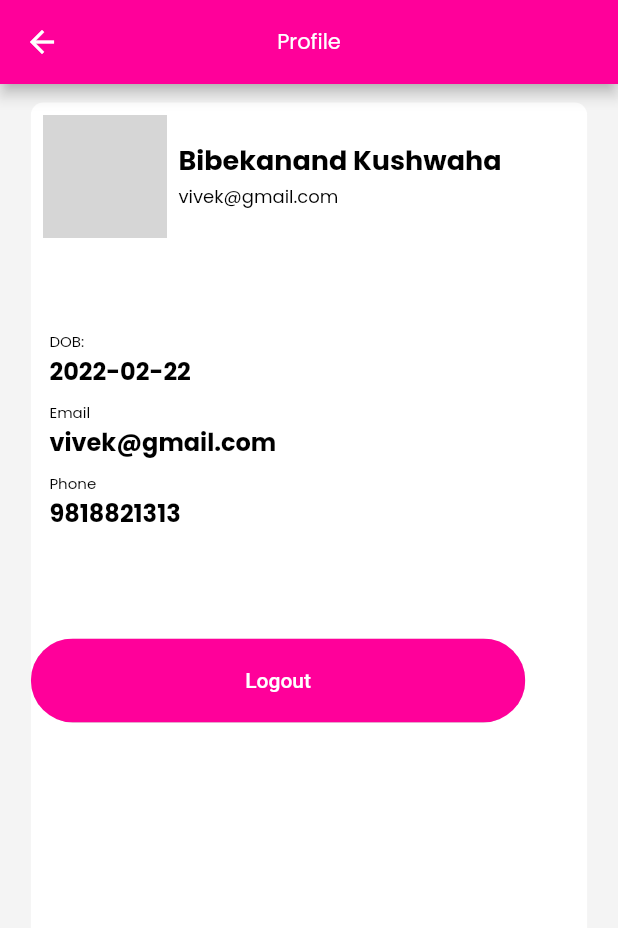
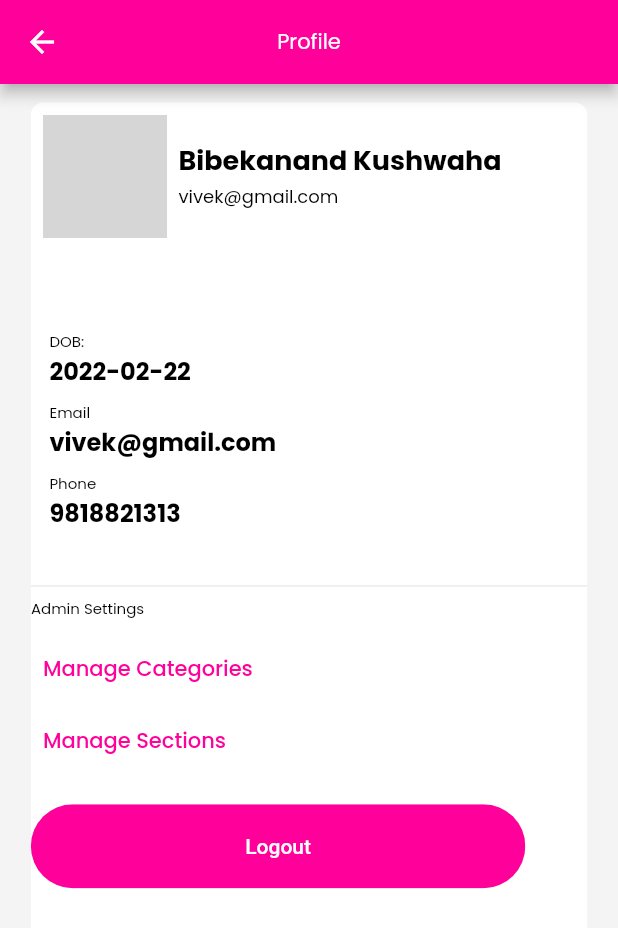
Before and after one commit to vivek64789/ftc-forum-flutter-app, a Flutter app: the ProfileScreen screen opened directly, on a phone screen of 412 x 824 dp. Shown: the top 928 px of the screen. Run offline on Flutter 3.47's test engine with Material 2 defaults, Android fonts, the phone set to English and light mode, and no system bars; our stand-ins replace bloc, equatable, firebase_auth, firebase_core, flutter_bloc, flutter_svg and 1 more; missing offline and left inert: flow_builder, flutter_quill; accounts and stored records are empty; network calls fail; key blocks and very long unbroken strings in the code were emptied for the run; grey boxes are pictures that could not be loaded.

Commit message:
Working on admin panel

```diff
--- a/lib/screens/profile/profile_screen.dart
+++ b/lib/screens/profile/profile_screen.dart
@@ -1,4 +1,5 @@
 import 'package:flutter/material.dart';
+import 'package:ftc_forum/screens/admin/category/admin_category_screen.dart';
 import 'package:ftc_forum/widgets/avatar_image.dart';
 import 'package:ftc_forum/widgets/rounded_button.dart';
 
@@ -70,12 +71,57 @@ class ProfileScreen extends StatelessWidget {
                   ],
                 ),
               ),
-              SizedBox(height: size.height * 0.05),
+              SizedBox(height: size.height * 0.01),
+              // divider
+              AdminSettings(size: size),
               RoundedButton(text: "Logout", press: () {})
             ],
           ),
         ),
       ),
+    );
+  }
+}
+
+class AdminSettings extends StatelessWidget {
+  const AdminSettings({
+    Key? key,
+    required this.size,
+  }) : super(key: key);
+
+  final Size size;
+
+  @override
+  Widget build(BuildContext context) {
+    return Column(
+      crossAxisAlignment: CrossAxisAlignment.start,
+      children: [
+        Divider(
+          color: Colors.grey[300],
+        ),
+        const Text("Admin Settings"),
+        SizedBox(height: size.height * 0.01),
+        TextButton(
+          onPressed: () {
+            Navigator.push(
+              context,
+              MaterialPageRoute(
+                builder: (context) {
+                  return AdminCategoryScreen();
+                },
+              ),
+            );
+          },
+          child: const Text("Manage Categories"),
+        ),
+        TextButton(
+          onPressed: () {
+
+          },
+          child: const Text("Manage Sections"),
+        ),
+        SizedBox(height: size.height * 0.01),
+      ],
     );
   }
 }
```
Also changed, not shown: lib/screens/admin/category/add_new_category_screen.dart (added, +20 -0 lines), lib/screens/admin/category/admin_category_screen.dart (added, +77 -0 lines), lib/repositories/admin_repository.dart (added), lib/repositories/category_repository.dart (added), lib/repositories/profile_repository.dart (added), lib/repositories/section_repository.dart (added), lib/repositories/thread_repository.dart (added).
